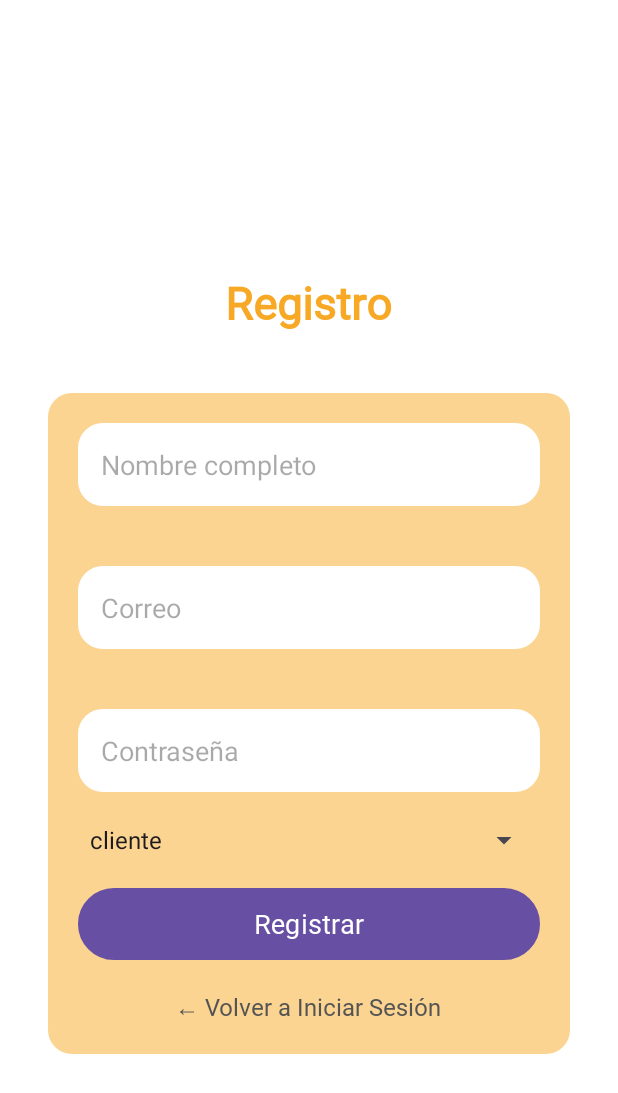
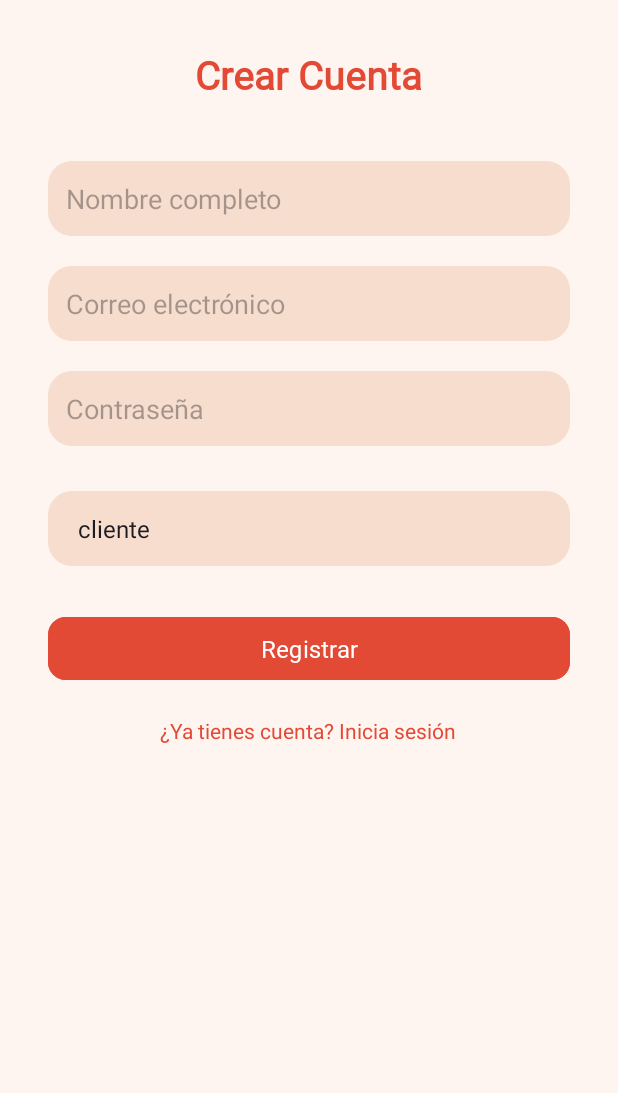
Before and after one commit to davaga02/miApp, an Android app: the screen it shows after launch (RegisterActivity), after a tap on "¿No tienes cuenta? Regístrate", on a phone screen of 412 x 824 dp. Shown: the top 1093 px of the screen. Run offline under Robolectric (Android 15) with nearby library versions, the phone set to English and light mode, and no system bars; our stand-ins replace Firebase (no records; nobody signed in at launch, a user with empty details on screens opened directly).

Commit message:
modificacion Login y Registro

```diff
--- a/app/src/main/java/com/daniela/miapp/LoginActivity.java
+++ b/app/src/main/java/com/daniela/miapp/LoginActivity.java
@@ -35,8 +35,8 @@ public class LoginActivity extends AppCompatActivity {
         super.onCreate(savedInstanceState);
         setContentView(R.layout.activity_login);
 
-        etNombreUs = findViewById(R.id.etUsername);
-        etContrasena = findViewById(R.id.etPassword);
+        etNombreUs = findViewById(R.id.email);
+        etContrasena = findViewById(R.id.password);
         btnLogin = findViewById(R.id.btnLogin);
         SignInButton btnGoogle = findViewById(R.id.btnGoogleSignIn);
         tvRegistro = findViewById(R.id.tvRegister);
--- a/app/src/main/res/drawable/rounded_input.xml
+++ b/app/src/main/res/drawable/rounded_input.xml
@@ -1,6 +1,5 @@
 <?xml version="1.0" encoding="utf-8"?>
-<shape xmlns:android="http://schemas.android.com/apk/res/android">
-    <solid android:color="#FFFFFF"/>
+<shape xmlns:android="http://schemas.android.com/apk/res/android" android:shape="rectangle">
+    <solid android:color="#F7DDCE"/>
     <corners android:radius="16dp"/>
-    <stroke android:color="#FFFFFF" android:width="1dp"/>
 </shape>
--- a/app/src/main/res/drawable/rounded_layout.xml
+++ b/app/src/main/res/drawable/rounded_layout.xml
@@ -1,11 +1,5 @@
 <?xml version="1.0" encoding="utf-8"?>
-<shape xmlns:android="http://schemas.android.com/apk/res/android">
-    <!-- Fondo transparente con un color sólido -->
-    <solid android:color="#80F7A925"/> <!-- #80 es la transparencia (50%) y FF7A33 es el color naranja -->
-
-    <!-- Bordes redondeados -->
-    <corners android:radius="16dp"/>
-
-    <!-- Borde opcional para el layout -->
-    <stroke android:color="#F7A925" android:width="0dp"/>
+<shape xmlns:android="http://schemas.android.com/apk/res/android" android:shape="rectangle">
+    <solid android:color="#F3B3CD"/> <!-- o #E34A35 para el botón -->
+    <corners android:radius="20dp"/>
 </shape>
--- a/app/src/main/res/drawable/roundedbtn_input.xml
+++ b/app/src/main/res/drawable/roundedbtn_input.xml
@@ -1,11 +1,4 @@
 <?xml version="1.0" encoding="utf-8"?>
-<shape xmlns:android="http://schemas.android.com/apk/res/android">
-    <!-- Color de fondo naranja con algo de transparencia -->
-    <solid android:color="#FF7A33"/>
-
-    <!-- Bordes redondeados -->
-    <corners android:radius="30dp"/> <!-- Puedes ajustar el valor de radius para cambiar el redondeo -->
-
-    <!-- Opcional: Borde alrededor del botón -->
-    <stroke android:color="#FF4500" android:width="2dp"/>
+<shape xmlns:android="http://schemas.android.com/apk/res/android" android:shape="rectangle">
+    <corners android:radius="12dp"/>
 </shape>
--- a/app/src/main/res/layout/activity_register.xml
+++ b/app/src/main/res/layout/activity_register.xml
@@ -1,99 +1,109 @@
 <?xml version="1.0" encoding="utf-8"?>
-<androidx.constraintlayout.widget.ConstraintLayout xmlns:android="http://schemas.android.com/apk/res/android"
+<androidx.constraintlayout.widget.ConstraintLayout
+    xmlns:android="http://schemas.android.com/apk/res/android"
     xmlns:app="http://schemas.android.com/apk/res-auto"
     xmlns:tools="http://schemas.android.com/tools"
-    android:id="@+id/main"
+    android:id="@+id/registerLayout"
     android:layout_width="match_parent"
     android:layout_height="match_parent"
+    android:background="#FEF4F0"
     tools:context=".RegisterActivity">
 
-    <LinearLayout
+    <ScrollView
         android:layout_width="match_parent"
         android:layout_height="match_parent"
-        android:background="#FFFFFF"
-        android:gravity="center"
-        android:orientation="vertical"
-        android:padding="32dp">
-
-        <TextView
-            android:id="@+id/tvTituloRegistro"
-            android:layout_width="wrap_content"
-            android:layout_height="wrap_content"
-            android:layout_marginTop="60dp"
-            android:fontFamily="@font/baloo"
-            android:text="Registro"
-            android:textColor="#F7A925"
-            android:textSize="30sp"
-            android:textStyle="bold" />
+        android:padding="32dp"
+        android:fillViewport="true">
 
         <LinearLayout
             android:layout_width="match_parent"
             android:layout_height="wrap_content"
-            android:layout_marginTop="40dp"
-            android:background="@drawable/rounded_layout"
-            android:orientation="vertical">
+            android:orientation="vertical"
+            android:gravity="center_horizontal">
 
+            <!-- Título: Crear Cuenta -->
+            <TextView
+                android:id="@+id/tvTituloRegistro"
+                android:layout_width="wrap_content"
+                android:layout_height="wrap_content"
+                android:text="Crear Cuenta"
+                android:textColor="#E34A35"
+                android:textSize="26sp"
+                android:textStyle="bold"
+                android:layout_marginBottom="40dp"
+                android:fontFamily="@font/baloo" />
+
+            <!-- Input: Nombre -->
             <EditText
                 android:id="@+id/etNombre"
                 android:layout_width="match_parent"
-                android:layout_height="wrap_content"
-                android:layout_margin="20dp"
+                android:layout_height="50dp"
+                android:hint="Nombre completo"
+                android:inputType="textPersonName"
                 android:background="@drawable/rounded_input"
-                android:hint="Nombre completo"
-                android:padding="15dp"
-                android:textColor="#3E3E3E" />
+                android:padding="12dp"
+                android:textColor="#3E3E3E"
+                android:layout_marginBottom="20dp" />
 
+            <!-- Input: Correo -->
             <EditText
                 android:id="@+id/etCorreo"
                 android:layout_width="match_parent"
-                android:layout_height="wrap_content"
-                android:layout_margin="20dp"
+                android:layout_height="50dp"
+                android:hint="Correo electrónico"
+                android:inputType="textEmailAddress"
                 android:background="@drawable/rounded_input"
-                android:hint="Correo"
-                android:inputType="textEmailAddress"
-                android:padding="15dp"
-                android:textColor="#3E3E3E" />
+                android:padding="12dp"
+                android:textColor="#3E3E3E"
+                android:layout_marginBottom="20dp" />
 
+            <!-- Input: Contraseña -->
             <EditText
                 android:id="@+id/etContrasena"
                 android:layout_width="match_parent"
-                android:layout_height="wrap_content"
-                android:layout_margin="20dp"
-                android:background="@drawable/rounded_input"
+                android:layout_height="50dp"
                 android:hint="Contraseña"
                 android:inputType="textPassword"
-                android:padding="15dp"
-                android:textColor="#3E3E3E" />
+                android:background="@drawable/rounded_input"
+                android:padding="12dp"
+                android:textColor="#3E3E3E"
+                android:layout_marginBottom="30dp" />
 
+            <!-- Spinner: Rol -->
             <Spinner
                 android:id="@+id/spinnerRol"
                 android:layout_width="match_parent"
-                android:layout_height="wrap_content"
-                android:layout_marginLeft="20dp"
-                android:layout_marginRight="20dp"
+                android:layout_height="50dp"
+                android:background="@drawable/rounded_input"
+                android:padding="12dp"
+                android:layout_marginBottom="30dp"
                 android:entries="@array/roles_array" />
 
+            <!-- Botón: Registrar -->
             <Button
                 android:id="@+id/btnRegistrar"
                 android:layout_width="match_parent"
-                android:layout_height="wrap_content"
-                android:layout_margin="20dp"
-                android:background="@drawable/roundedbtn_input"
+                android:layout_height="50dp"
+                android:backgroundTint="#E34A35"
                 android:fontFamily="@font/baloo"
+                android:onClick="onClickRegistrarUsuario"
                 android:text="Registrar"
                 android:textColor="#FFFFFF"
-                android:textSize="18sp" />
+                android:textSize="16sp"
+                app:cornerRadius="12dp" />
 
+            <!-- Link: Volver a Iniciar sesión -->
             <TextView
                 android:id="@+id/tvVolver"
                 android:layout_width="wrap_content"
                 android:layout_height="wrap_content"
+                android:text="¿Ya tienes cuenta? Inicia sesión"
+                android:textColor="#E34A35"
+                android:textSize="14sp"
+                android:layout_marginTop="20dp"
                 android:layout_gravity="center"
-                android:layout_marginBottom="20dp"
-                android:fontFamily="@font/baloo"
-                android:text="← Volver a Iniciar Sesión"
-                android:textColor="#545454"
-                android:textSize="16sp" />
+                android:onClick="onClickVolverLogin" />
         </LinearLayout>
-    </LinearLayout>
+
+    </ScrollView>
 </androidx.constraintlayout.widget.ConstraintLayout>
```
Also changed, not shown: app/src/main/res/layout/activity_login.xml (+57 -80 lines).
